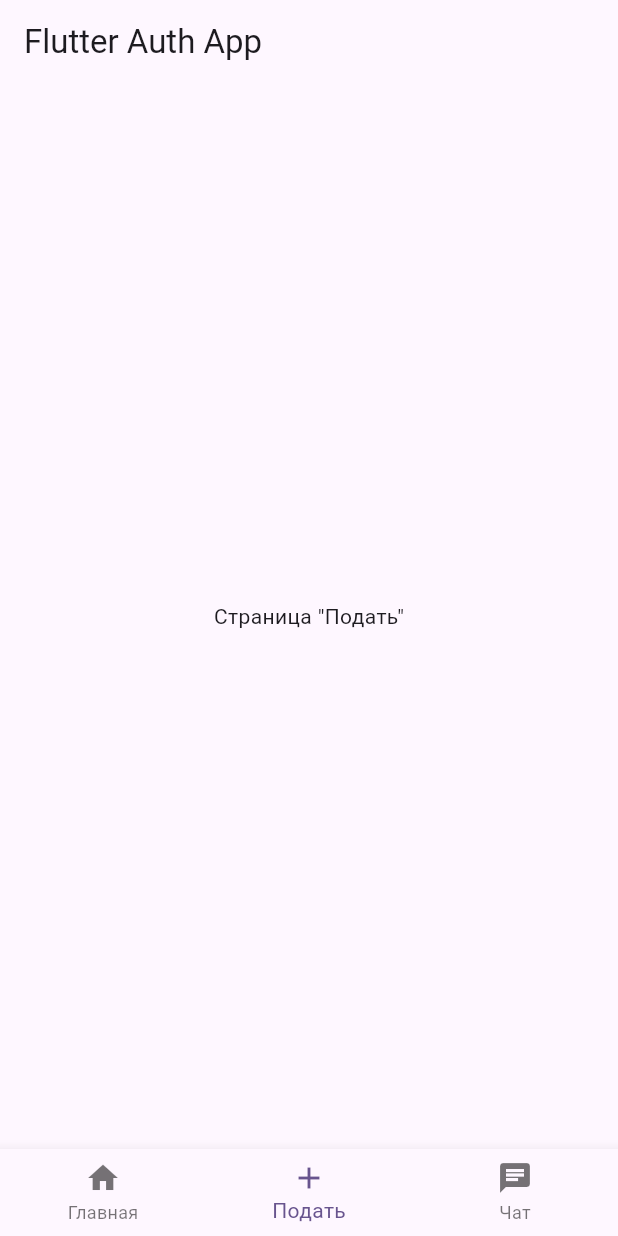
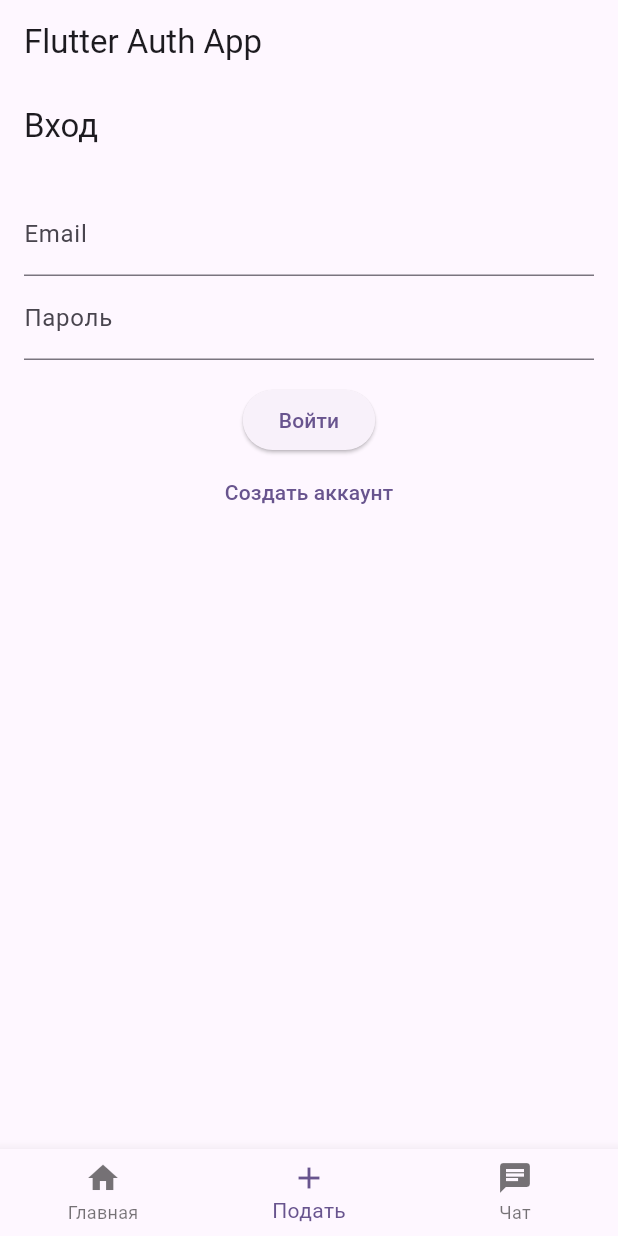
Before and after one commit to Duu1at/bazar, a Flutter app: the screen it shows after launch, item 2 of the bottom bar chosen, on a phone screen of 412 x 824 dp. Run offline on Flutter 3.47's test engine with Material 3 defaults, Android fonts, the phone set to English and light mode, and no system bars; our stand-ins replace equatable, firebase_auth, firebase_core, flutter_bloc, shared_preferences; accounts and stored records are empty; generated files the repository leaves out were written again.

Commit message:
add registr with email

```diff
--- a/app/lib/auth/view/login_page.dart
+++ b/app/lib/auth/view/login_page.dart
@@ -0,0 +1,63 @@
+import 'package:auth_service/auth_service.dart';
+import 'package:flutter/material.dart';
+import 'package:flutter_bloc/flutter_bloc.dart';
+
+class LoginPage extends StatefulWidget {
+  const LoginPage({super.key});
+
+  @override
+  State<LoginPage> createState() => _LoginPageState();
+}
+
+class _LoginPageState extends State<LoginPage> {
+  final TextEditingController _emailController = TextEditingController();
+  final TextEditingController _passwordController = TextEditingController();
+
+  void _login() async {
+    try {
+      await context.read<AuthService>().loginWithEmail(
+            _emailController.text,
+            _passwordController.text,
+          );
+    } catch (e) {
+      ScaffoldMessenger.of(context).showSnackBar(SnackBar(content: Text("Ошибка: $e")));
+    }
+  }
+
+  void _register() async {
+    try {
+      await context.read<AuthService>().signUpWithEmail(
+            _emailController.text,
+            _passwordController.text,
+          );
+    } catch (e) {
+      ScaffoldMessenger.of(context).showSnackBar(SnackBar(content: Text("Ошибка: $e")));
+    }
+  }
+
+  @override
+  Widget build(BuildContext context) {
+    return Scaffold(
+      appBar: AppBar(title: Text("Вход")),
+      body: Padding(
+        padding: const EdgeInsets.all(16.0),
+        child: Column(
+          children: [
+            TextField(
+              controller: _emailController,
+              decoration: InputDecoration(labelText: "Email"),
+            ),
+            TextField(
+              controller: _passwordController,
+              decoration: InputDecoration(labelText: "Пароль"),
+              obscureText: true,
+            ),
+            SizedBox(height: 16),
+            ElevatedButton(onPressed: _login, child: Text("Войти")),
+            TextButton(onPressed: _register, child: Text("Создать аккаунт")),
+          ],
+        ),
+      ),
+    );
+  }
+}
--- a/app/lib/home/home_page.dart
+++ b/app/lib/home/home_page.dart
@@ -1,4 +1,5 @@
 import 'package:app/auth/bloc/login_bloc.dart';
+import 'package:app/auth/view/login_page.dart';
 import 'package:auth_service/auth_service.dart';
 import 'package:flutter/material.dart';
 import 'package:flutter_bloc/flutter_bloc.dart';
@@ -20,7 +21,7 @@ class HomePageBody extends StatefulWidget {
   const HomePageBody({super.key});
 
   @override
-  _HomePageBodyState createState() => _HomePageBodyState();
+  State<HomePageBody> createState() => _HomePageBodyState();
 }
 
 class _HomePageBodyState extends State<HomePageBody> {
@@ -28,7 +29,7 @@ class _HomePageBodyState extends State<HomePageBody> {
 
   final List<Widget> _screens = [
     HomeScreen(),
-    SubmitScreen(),
+    AuthHandler(),
     ChatScreen(),
   ];
 
@@ -82,6 +83,28 @@ class SubmitScreen extends StatelessWidget {
   }
 }
 
+class AuthHandler extends StatelessWidget {
+  @override
+  Widget build(BuildContext context) {
+    final authService = context.watch<AuthService>();
+
+    return StreamBuilder<User>(
+      stream: authService.user,
+      builder: (context, snapshot) {
+        if (snapshot.connectionState == ConnectionState.waiting) {
+          return const Scaffold(
+            body: Center(
+              child: CircularProgressIndicator(),
+            ),
+          );
+        }
+        final user = snapshot.data;
+        return user == null || user == User.empty ? const LoginPage() : MainWidget();
+      },
+    );
+  }
+}
+
 class ChatScreen extends StatelessWidget {
   @override
   Widget build(BuildContext context) {
@@ -90,3 +113,21 @@ class ChatScreen extends StatelessWidget {
     );
   }
 }
+
+class LoginWidget extends StatelessWidget {
+  @override
+  Widget build(BuildContext context) {
+    return Center(
+      child: Text('LoginWidget '),
+    );
+  }
+}
+
+class MainWidget extends StatelessWidget {
+  @override
+  Widget build(BuildContext context) {
+    return Center(
+      child: Text('MainWidget '),
+    );
+  }
+}
```
